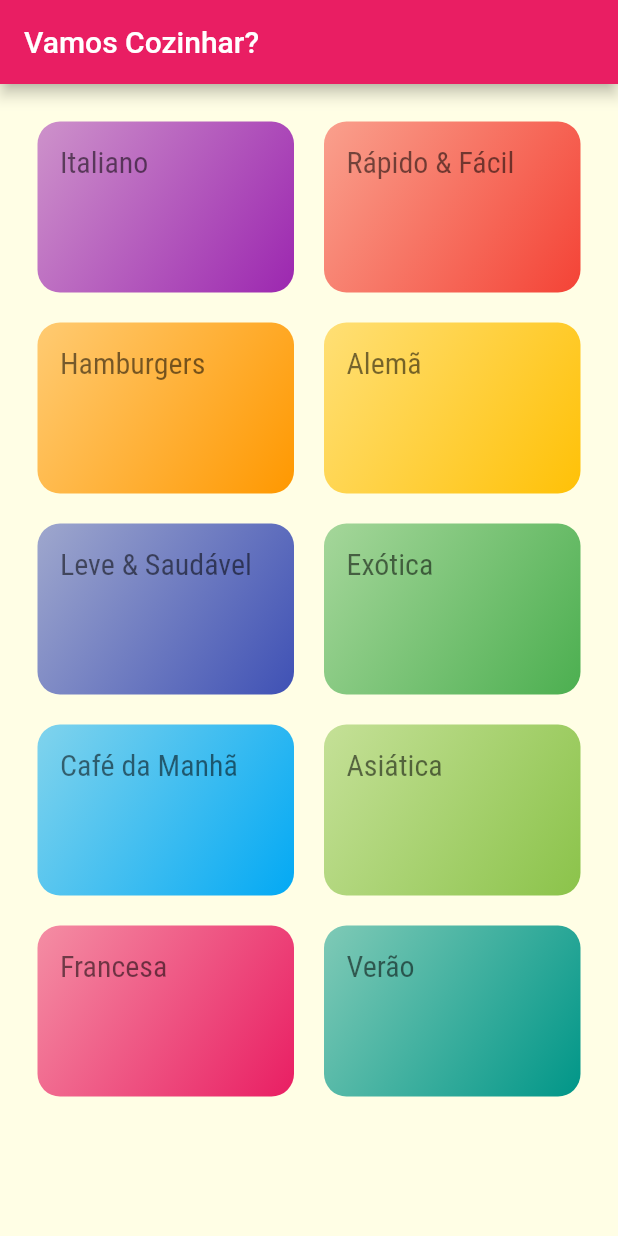
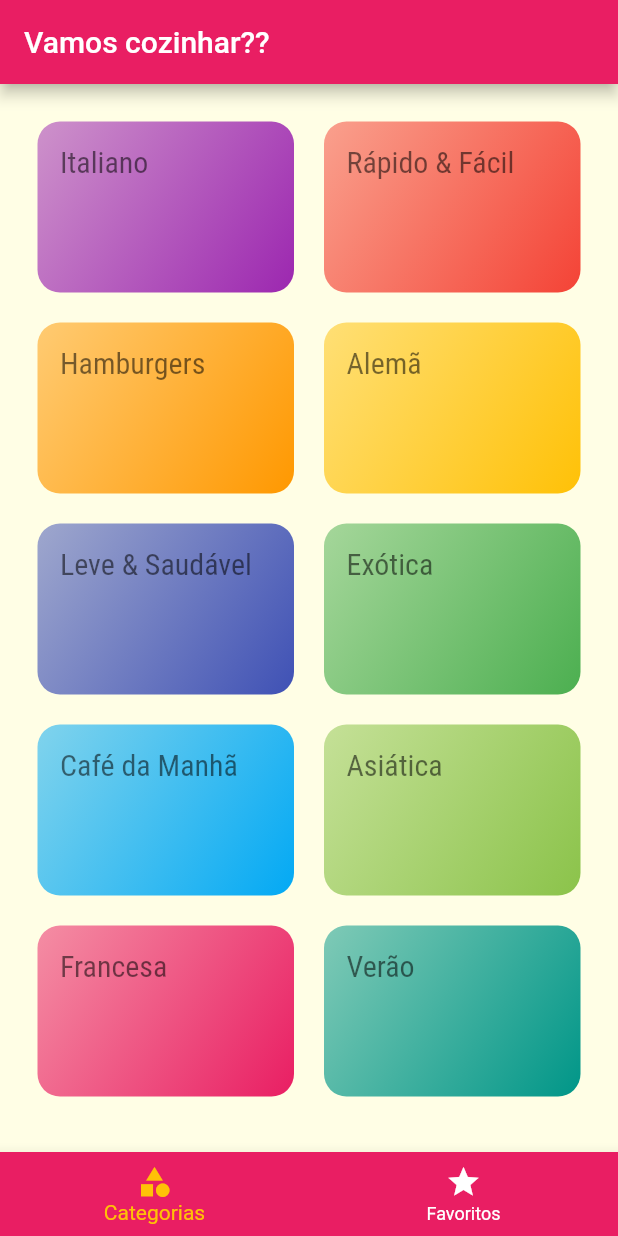
Before and after one commit to AlexBitar80/meal-app-flutter, a Flutter app: the screen it shows after launch, on a phone screen of 412 x 824 dp. Run offline on Flutter 3.47's test engine with Material 2 defaults, Android fonts, the phone set to English and light mode, and no system bars.

Commit message:
feat: Adicionado barra de navegação na parte de baixo, configuração e troca para a tela de favoritos

```diff
--- a/lib/main.dart
+++ b/lib/main.dart
@@ -2,6 +2,7 @@ import 'package:flutter/material.dart';
 import 'package:meals/pages/categories/categories_meals_page.dart';
 import 'package:meals/pages/categories/categories_page.dart';
 import 'package:meals/pages/meals/meal_detail_page.dart';
+import 'package:meals/pages/tabs/tabs_page.dart';
 import 'package:meals/utils/routes/app_routes.dart';
 
 void main() => runApp(const MyApp());
@@ -30,7 +31,7 @@ class MyApp extends StatelessWidget {
       ),
       initialRoute: AppRoutes.home_page,
       routes: {
-        AppRoutes.home_page: (context) => const CategoriesPage(),
+        AppRoutes.home_page: (context) => const TabsPage(),
         AppRoutes.categories_meals: (context) => const CategoriesMealsPage(),
         AppRoutes.meal_detail: (context) => const MealDetailPage(),
       },
--- a/lib/pages/categories/categories_page.dart
+++ b/lib/pages/categories/categories_page.dart
@@ -7,11 +7,7 @@ class CategoriesPage extends StatelessWidget {
 
   @override
   Widget build(BuildContext context) {
-    return Scaffold(
-      appBar: AppBar(
-        title: const Text('Vamos Cozinhar?'),
-      ),
-      body: GridView(
+    return GridView(
       padding: const EdgeInsets.all(25),
       gridDelegate: const SliverGridDelegateWithMaxCrossAxisExtent(
         maxCrossAxisExtent: 200,
@@ -22,7 +18,6 @@ class CategoriesPage extends StatelessWidget {
       children: DUMMY_CATEGORIES.map((category) {
         return CategoryItem(category: category);
       }).toList(),
-      ),
     );
   }
 }
--- /dev/null
+++ b/lib/pages/categories/favorites_page.dart
@@ -0,0 +1,12 @@
+import 'package:flutter/material.dart';
+
+class FavoritesPage extends StatelessWidget {
+  const FavoritesPage({super.key});
+
+  @override
+  Widget build(BuildContext context) {
+    return const Center(
+      child: Text('Minhas refeições favoritas!!'),
+    );
+  }
+}
--- /dev/null
+++ b/lib/pages/tabs/tabs_page.dart
@@ -0,0 +1,51 @@
+import 'package:flutter/material.dart';
+import 'package:meals/pages/categories/categories_page.dart';
+import 'package:meals/pages/categories/favorites_page.dart';
+
+class TabsPage extends StatefulWidget {
+  const TabsPage({super.key});
+
+  @override
+  State<TabsPage> createState() => _TabsPageState();
+}
+
+class _TabsPageState extends State<TabsPage> {
+  int _selectedPageIndex = 0;
+  final List<Widget> _pages = const [
+    CategoriesPage(),
+    FavoritesPage(),
+  ];
+
+  _selectedIndex(int index) {
+    setState(() {
+      _selectedPageIndex = index;
+    });
+  }
+
+  @override
+  Widget build(BuildContext context) {
+    return Scaffold(
+      appBar: AppBar(
+        title: const Text('Vamos cozinhar??'),
+      ),
+      body: _pages[_selectedPageIndex],
+      bottomNavigationBar: BottomNavigationBar(
+        unselectedItemColor: Colors.white,
+        selectedItemColor: Theme.of(context).colorScheme.secondary,
+        onTap: _selectedIndex,
+        currentIndex: _selectedPageIndex,
+        backgroundColor: Theme.of(context).colorScheme.primary,
+        items: const [
+          BottomNavigationBarItem(
+            icon: Icon(Icons.category),
+            label: 'Categorias',
+          ),
+          BottomNavigationBarItem(
+            icon: Icon(Icons.star),
+            label: 'Favoritos',
+          ),
+        ],
+      ),
+    );
+  }
+}
--- a/lib/utils/routes/app_routes.dart
+++ b/lib/utils/routes/app_routes.dart
@@ -4,4 +4,5 @@ class AppRoutes {
   static const home_page = '/';
   static const categories_meals = '/categories-meals';
   static const meal_detail = '/meal-detail';
+  static const tab_initial = '/tab-inicial';
 }
```
Lines whose indentation alone changed are shown as unchanged.
